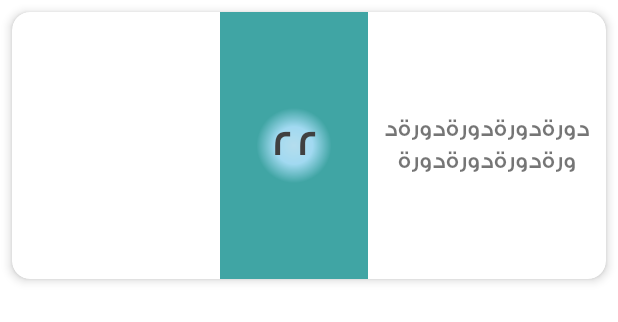
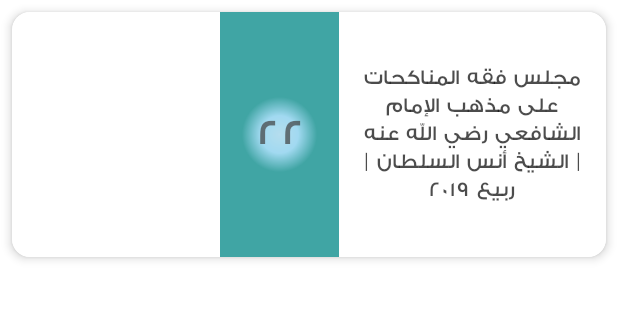
Before and after one commit to MahmoudMabrok/MarryHappy, an Android app: the layout item_video_new.xml on its own in the app's theme, with its tools: preview values and no code run, on a phone screen of 412 x 824 dp. Shown: the top 322 px of the screen. Run offline under Robolectric (Android 15) with nearby library versions, the phone set to English and light mode, and no system bars; network calls fail.

Commit message:
feat: use lower quality & fix RTL with vp

```diff
--- a/app/build.gradle
+++ b/app/build.gradle
@@ -13,8 +13,8 @@ android {
         applicationId "mahmoudmabrok.happymarry"
         minSdkVersion 21
         targetSdkVersion 30
-        versionCode 16
-        versionName "1.0"
+        versionCode 17
+        versionName "1.1"
         testInstrumentationRunner "androidx.test.runner.AndroidJUnitRunner"
     }
 
--- a/app/src/main/java/mahmoudmabrok/happymarry/viewholders/VideoVH.kt
+++ b/app/src/main/java/mahmoudmabrok/happymarry/viewholders/VideoVH.kt
@@ -5,6 +5,7 @@ import com.bumptech.glide.Glide
 import kotlinx.android.synthetic.main.item_video_new.view.*
 import mahmoudmabrok.happymarry.R
 import mahmoudmabrok.happymarry.dataLayer.models.VideoListItem
+import mahmoudmabrok.happymarry.util.Logger
 import mahmoudmabrok.happymarry.util.getID
 import me.ibrahimyilmaz.kiel.core.RecyclerViewHolder
 
@@ -27,5 +28,7 @@ class VideoVH(view: View) : RecyclerViewHolder<VideoListItem>(view) {
             .placeholder(R.color.bg)
             .into(itemView.im)
 
+        Logger.log("VideoVH bind: name ${item.title}")
+
     }
 }
--- a/app/src/main/java/mahmoudmabrok/happymarry/views/videoDetail/VideoDetailFragment.kt
+++ b/app/src/main/java/mahmoudmabrok/happymarry/views/videoDetail/VideoDetailFragment.kt
@@ -75,7 +75,7 @@ class VideoDetailFragment : BaseFragment(R.layout.fragment_video_detail) {
             ) {
                 if (ytFiles.isNotEmpty()) {
                     videoController.releasePlayer()
-                    val downloadUrl = ytFiles.valueAt(0).url
+                    val downloadUrl = ytFiles[18]?.url ?: ytFiles[133]?.url
                     context?.let {
                         videoController.initializePlayer(requireContext(), downloadUrl)
                     }
--- a/app/src/main/res/layout/activity_main.xml
+++ b/app/src/main/res/layout/activity_main.xml
@@ -25,10 +25,11 @@
         app:tabTextColor="#121211" />
 
 
-    <androidx.viewpager.widget.ViewPager
+    <androidx.viewpager2.widget.ViewPager2
         android:id="@+id/vpHome"
         android:layout_width="match_parent"
         android:layout_height="0dp"
+        android:layoutDirection="rtl"
         app:layout_constraintBottom_toBottomOf="parent"
         app:layout_constraintStart_toStartOf="parent"
         app:layout_constraintTop_toBottomOf="@id/tabs" />
--- a/app/src/main/res/layout/item_video_new.xml
+++ b/app/src/main/res/layout/item_video_new.xml
@@ -12,7 +12,8 @@
 
     <androidx.constraintlayout.widget.ConstraintLayout
         android:layout_width="match_parent"
-        android:layout_height="wrap_content">
+        android:layout_height="wrap_content"
+        android:background="@color/white">
 
 
         <TextView
@@ -21,21 +22,21 @@
             android:layout_height="0dp"
             android:layout_marginStart="4dp"
             android:layout_marginEnd="4dp"
+            android:ellipsize="end"
             android:fontFamily="@font/ge_medium"
+            android:gravity="center"
             android:letterSpacing="0.1"
             android:lineSpacingExtra="4sp"
-            android:paddingStart="4dp"
-            android:paddingEnd="4dp"
-            android:ellipsize="end"
-            android:gravity="center"
-            android:textSize="16sp"
-            android:textAlignment="center"
+            android:maxLines="5"
+            android:padding="4dp"
+            android:textColor="@color/black"
+            android:textSize="14sp"
             app:layout_constraintBottom_toBottomOf="@id/im"
             app:layout_constraintEnd_toEndOf="parent"
-            app:layout_constraintStart_toStartOf="@+id/glHalfRow"
+            app:layout_constraintStart_toStartOf="@id/glHalfRow"
             app:layout_constraintTop_toTopOf="parent"
             app:layout_constraintVertical_bias="0.49"
-            tools:text="دورةدورةدورةدورةدورةدورةدورةدورة" />
+            tools:text="@string/dummyLong" />
 
 
         <ImageView
@@ -43,12 +44,12 @@
             android:layout_width="0dp"
             android:layout_height="0dp"
             android:adjustViewBounds="true"
+            android:contentDescription="@string/image"
             android:scaleType="centerCrop"
             app:layout_constraintDimensionRatio="w,3:4"
-            app:layout_constraintEnd_toStartOf="@+id/glHalfRow"
+            app:layout_constraintEnd_toStartOf="@id/glHalfRow"
             app:layout_constraintStart_toStartOf="parent"
-            app:layout_constraintTop_toTopOf="parent"
-            android:contentDescription="@string/image" />
+            app:layout_constraintTop_toTopOf="parent" />
 
         <TextView
             android:id="@+id/tvCount"
@@ -75,7 +76,7 @@
             android:layout_width="wrap_content"
             android:layout_height="wrap_content"
             android:orientation="vertical"
-            app:layout_constraintGuide_percent="0.6" />
+            app:layout_constraintGuide_percent="0.55" />
 
         <androidx.constraintlayout.widget.Guideline
             android:id="@+id/glHalfImage"
--- a/app/src/main/res/layout/rv_detail_video_item.xml
+++ b/app/src/main/res/layout/rv_detail_video_item.xml
@@ -30,6 +30,7 @@
             android:paddingStart="8dp"
             android:textAlignment="viewStart"
             android:textSize="14sp"
+            android:textColor="@color/black"
             app:layout_constraintEnd_toEndOf="parent"
             app:layout_constraintStart_toStartOf="parent"
             app:layout_constraintTop_toTopOf="parent"
--- a/app/src/main/res/values-night/themes.xml
+++ /dev/null
@@ -1,25 +0,0 @@
-<resources xmlns:tools="http://schemas.android.com/tools">
-    <!-- Base application theme. -->
-    <style name="Theme.HappyMarry" parent="Theme.MaterialComponents.DayNight.NoActionBar">
-        <!-- Primary brand color. -->
-        <item name="colorPrimary">#FFC107</item>
-        <item name="colorPrimaryVariant">@color/teal_700</item>
-        <item name="colorOnPrimary">@color/black</item>
-        <!-- Secondary brand color. -->
-        <item name="colorSecondary">@color/teal_200</item>
-        <item name="colorSecondaryVariant">@color/teal_700</item>
-        <item name="colorOnSecondary">@color/black</item>
-        <!-- Status bar color. -->
-        <item name="android:statusBarColor" tools:targetApi="l">#CCA245</item>
-        <!-- Customize your theme here. -->
-    </style>
-
-    <style name="frame" parent="TextAppearance.Design.CollapsingToolbar.Expanded">
-        <item name="fontFamily">@font/ge_bold</item>
-        <item name="color">@color/white</item>
-        <item name="android:textSize">14sp</item>
-        <item name="android:layout_weight">1</item>
-        <item name="autoSizeTextType">uniform</item>
-    </style>
-
-</resources>
--- a/app/src/main/res/values/colors.xml
+++ b/app/src/main/res/values/colors.xml
@@ -2,7 +2,7 @@
 <resources>
     <color name="teal_200">#03DAC5</color>
     <color name="teal_700">#018786</color>
-    <color name="black">#FF000000</color>
+    <color name="black">#B3000000</color>
     <color name="white">#FFFFFFFF</color>
     <color name="bg">#989292</color>
     <color name="bgDetail">#E8C79C</color>
--- a/app/src/main/res/values/strings.xml
+++ b/app/src/main/res/values/strings.xml
@@ -5,4 +5,5 @@
     <!-- TODO: Remove or change this placeholder text -->
     <string name="splash_text">من أجل عفاف اجتماعى</string>
     <string name="image">image</string>
+    <string name="dummyLong">مجلس فقه المناكحات على مذهب الإمام الشافعي رضي الله عنه | الشيخ أنس السلطان | ربيع 2019</string>
 </resources>
--- a/app/src/main/res/values/themes.xml
+++ b/app/src/main/res/values/themes.xml
@@ -1,6 +1,6 @@
 <resources xmlns:tools="http://schemas.android.com/tools">
     <!-- Base application theme. -->
-    <style name="Theme.HappyMarry" parent="Theme.MaterialComponents.DayNight.NoActionBar">
+    <style name="Theme.HappyMarry" parent="Theme.MaterialComponents.Light.NoActionBar">
         <!-- Primary brand color. -->
         <item name="colorPrimary">#FFC107</item>
         <item name="colorPrimaryVariant">@color/teal_700</item>
```
Also changed, not shown: app/src/main/java/mahmoudmabrok/happymarry/adapter/HomeAdapter.kt (+7 -18 lines), app/src/main/java/mahmoudmabrok/happymarry/views/main/MainActivity.kt (+14 -3 lines).
